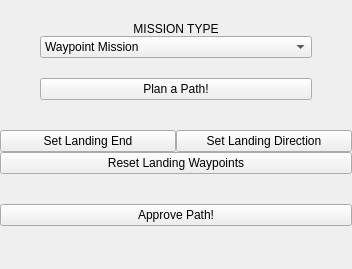
First picture: the form in src/ros_groundstation/resources/create_task.ui, repository goromal/ros_groundstation, before the edit.
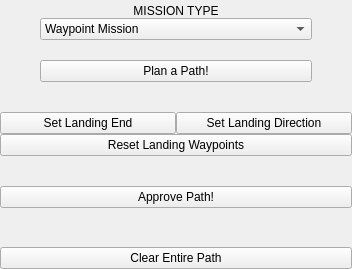
Second picture: the form after the edit.

Commit message: clear and append path functionality completed

What changed in the file:
```diff
--- a/src/ros_groundstation/resources/create_task.ui
+++ b/src/ros_groundstation/resources/create_task.ui
@@ -345,6 +345,22 @@
        </property>
       </widget>
      </item>
+     <item>
+      <spacer name="verticalSpacer_9">
+       <property name="orientation">
+        <enum>Qt::Vertical</enum>
+       </property>
+       <property name="sizeType">
+        <enum>QSizePolicy::Minimum</enum>
+       </property>
+       <property name="sizeHint" stdset="0">
+        <size>
+         <width>20</width>
+         <height>15</height>
+        </size>
+       </property>
+      </spacer>
+     </item>
      <item>
       <spacer name="verticalSpacer_3">
        <property name="orientation">
@@ -361,6 +377,13 @@
        </property>
       </spacer>
      </item>
+     <item>
+      <widget class="QPushButton" name="pushButton_4">
+       <property name="text">
+        <string>Clear Entire Path</string>
+       </property>
+      </widget>
+     </item>
     </layout>
    </item>
   </layout>
```
The commit also changes 2 other files.
